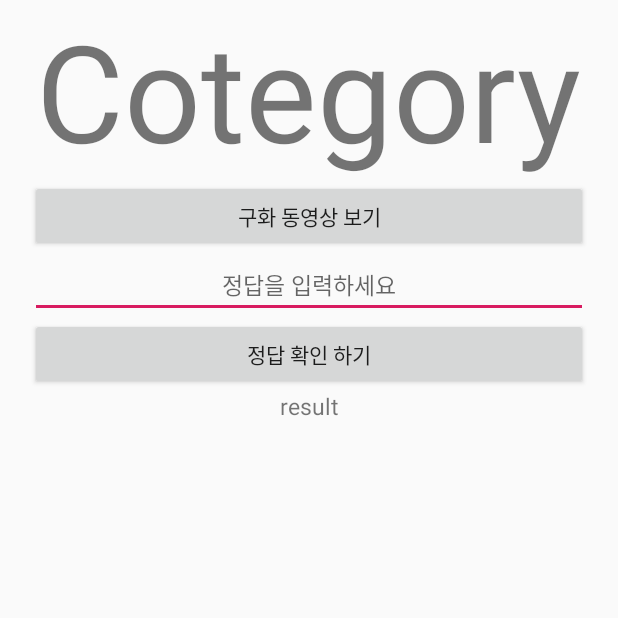
After one commit to hong-pyo/ycdl-android, an Android app: the VideoPlayActivity screen opened directly, with no data from a screen before it, on a phone screen of 412 x 824 dp, the top half of it. The commit adds this screen. Run offline under Robolectric (Android 15) with nearby library versions, the phone set to English and light mode, and no system bars; network calls fail; 1 statement that could not run was skipped.

Commit message:
video category list source fix for dto

```diff
--- a/app/src/main/AndroidManifest.xml
+++ b/app/src/main/AndroidManifest.xml
@@ -41,6 +41,8 @@
         </activity>
         <activity android:name=".video.ListenActivity">
         </activity>
+        <activity android:name=".video.VideoPlayActivity">
+        </activity>
     </application>
 
 </manifest>
--- a/app/src/main/java/com/hong2/ycdl/MainActivity.java
+++ b/app/src/main/java/com/hong2/ycdl/MainActivity.java
@@ -6,6 +6,7 @@ import android.content.Intent;
 import android.os.Bundle;
 import android.util.Log;
 import com.hong2.ycdl.common.user.KakaoMeDto;
+import com.hong2.ycdl.common.user.UserInfo;
 import com.hong2.ycdl.home.HomeActivity;
 import com.kakao.auth.ISessionCallback;
 import com.kakao.auth.Session;
@@ -83,6 +84,8 @@ public class MainActivity extends Activity {
                     kakaoMeDto.setThumbnailImagePath(result.getThumbnailImagePath());
                 }
                 kakaoMeDto.setHasSignedUp(result.hasSignedUp());
+                UserInfo.setIdx(kakaoMeDto.getId());
+                UserInfo.setNickName(kakaoMeDto.getNickName());
                 intent.putExtra("kakaoMe", kakaoMeDto);
                 startActivity(intent);
                 finish();
--- a/app/src/main/java/com/hong2/ycdl/common/global/ResponseBase.java
+++ b/app/src/main/java/com/hong2/ycdl/common/global/ResponseBase.java
@@ -1,8 +1,10 @@
 package com.hong2.ycdl.common.global;
 
 
+import java.io.Serializable;
+
 @SuppressWarnings("PMD.UnusedPrivateField")
-public abstract class ResponseBase<T> {
+public abstract class ResponseBase<T>  implements Serializable {
 
     private String rCode = RCodeContant.CODE.SUCCESS;
 
--- /dev/null
+++ b/app/src/main/java/com/hong2/ycdl/video/VideoPlayActivity.java
@@ -0,0 +1,39 @@
+package com.hong2.ycdl.video;
+
+import android.app.Activity;
+import android.content.Intent;
+import android.os.Bundle;
+import android.view.View;
+import android.widget.Button;
+import android.widget.TextView;
+import com.hong2.ycdl.R;
+import com.hong2.ycdl.common.user.UserInfo;
+
+public class VideoPlayActivity extends Activity {
+    /* Xml Control */
+    private Button manageButton;
+    private TextView videoCateogy;
+    private Intent intent;
+
+
+    @Override
+    protected void onCreate(Bundle savedInstanceState) {
+        super.onCreate(savedInstanceState);
+        setContentView(R.layout.video_play);
+        VideoCategory categoryList = getCategory();
+
+        manageButton = findViewById(R.id.manage_button);
+        videoCateogy = findViewById(R.id.video_text_View);
+
+        videoCateogy.setText(categoryList.getDisplayTitle());
+
+        if (UserInfo.getIdx() == 967392860L) {
+            manageButton.setVisibility(View.VISIBLE);
+        }
+    }
+
+    private VideoCategory getCategory() {
+        intent = getIntent();
+        return (VideoCategory) intent.getSerializableExtra("videoPosition");
+    }
+}
--- /dev/null
+++ b/app/src/main/res/layout/video_play.xml
@@ -0,0 +1,64 @@
+<?xml version="1.0" encoding="utf-8"?>
+<android.support.constraint.ConstraintLayout
+        xmlns:android="http://schemas.android.com/apk/res/android"
+        xmlns:tools="http://schemas.android.com/tools"
+        android:layout_width="match_parent"
+        android:layout_height="match_parent"
+        tools:context=".video.VideoPlayActivity">
+    <LinearLayout
+            android:layout_width="fill_parent"
+            android:layout_height="fill_parent"
+            android:orientation="vertical">
+
+        <TextView
+                android:id="@+id/video_text_View"
+                android:text="Cotegory"
+                android:layout_gravity="center"
+                android:textSize="90dp"
+                android:layout_width="wrap_content"
+                android:layout_height="wrap_content" />
+        <Button
+                android:id="@+id/Video_play_Button"
+                android:text="구화 동영상 보기"
+                android:layout_marginLeft="20dp"
+                android:layout_marginRight="20dp"
+                android:layout_width="fill_parent"
+                android:layout_height="wrap_content" />
+        <EditText
+                android:id="@+id/Video_test_edit"
+                android:textSize="15dp"
+                android:gravity="center"
+                android:hint="정답을 입력하세요"
+                android:layout_marginLeft="20dp"
+                android:layout_marginRight="20dp"
+                android:layout_width="fill_parent"
+                android:layout_height="wrap_content" />
+        <Button
+                android:id="@+id/Video_check_Btn"
+                android:text="정답 확인 하기"
+                android:layout_width="fill_parent"
+                android:layout_height="wrap_content"
+                android:layout_marginLeft="20dp"
+                android:layout_marginRight="20dp"/>
+        <TextView
+                android:id="@+id/Video_Result_TextView"
+                android:text="result"
+                android:textSize="15dp"
+
+                android:gravity="center"
+                android:layout_marginRight="20dp"
+                android:layout_marginLeft="20dp"
+                android:layout_width="fill_parent"
+                android:layout_height="wrap_content" />
+
+        <Button
+                android:id="@+id/manage_button"
+                android:visibility="gone"
+                android:text="go to manage mode"
+                android:layout_width="wrap_content"
+                android:layout_height="wrap_content"
+        />
+
+    </LinearLayout>
+
+</android.support.constraint.ConstraintLayout>
```
Also changed, not shown: app/src/main/java/com/hong2/ycdl/common/user/UserInfo.java (added, +22 -0 lines), app/src/main/java/com/hong2/ycdl/home/HomeActivity.java (+6 -27 lines), app/src/main/java/com/hong2/ycdl/video/ListenActivity.java (+12 -10 lines), app/src/main/java/com/hong2/ycdl/video/VideoCategory.java (+16 -3 lines), app/src/main/java/com/hong2/ycdl/video/VideoCategoryDto.java (added, +10 -0 lines).
